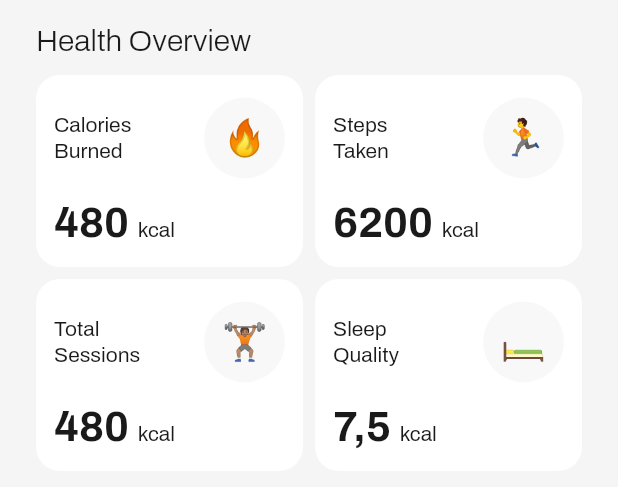
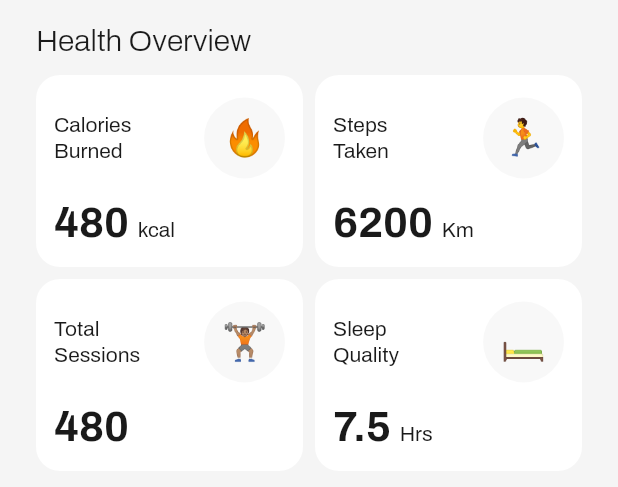
Before and after one commit to JustineUgo/fittrack_pro, a Flutter app: the HealthOverview widget shown alone on an empty page, opened directly, on a phone screen of 412 x 824 dp. Shown: the top 487 px of the screen. Run offline on Flutter 3.47's test engine with Material 3 defaults, Android fonts, the phone set to English and light mode, and no system bars; our stand-ins replace equatable, flutter_bloc, go_router, shared_preferences, video_player; accounts and stored records are empty; project files that could hold a hidden picture were left out.

Commit message:
ui: dashboard animation

```diff
--- a/lib/features/dashboard/presentation/pages/dashboard_screen.dart
+++ b/lib/features/dashboard/presentation/pages/dashboard_screen.dart
@@ -4,6 +4,7 @@ import 'package:fittrack_pro/features/dashboard/presentation/widgets/animated_fa
 import 'package:fittrack_pro/features/dashboard/presentation/widgets/dashboard_header.dart';
 import 'package:fittrack_pro/features/dashboard/presentation/widgets/excercises.dart';
 import 'package:fittrack_pro/features/dashboard/presentation/widgets/health_overview.dart';
+import 'package:fittrack_pro/features/dashboard/presentation/widgets/staggered_card.dart';
 import 'package:fittrack_pro/features/dashboard/presentation/widgets/workout_progress.dart';
 import 'package:flutter/material.dart';
 
@@ -30,7 +31,12 @@ class _DashboardScreenState extends State<DashboardScreen> {
                   backgroundColor: FitColor.greyBackground(context),
                   flexibleSpace: DashboardHeader(),
                 ),
-                SliverToBoxAdapter(child: WorkoutProgress()),
+                SliverToBoxAdapter(
+                  child: StaggeredCard(
+                    delay: 200,
+                    child: WorkoutProgress(),
+                  ),
+                ),
                 SliverAppBar(
                   pinned: orientation == Orientation.portrait,
                   expandedHeight: 350,
@@ -41,7 +47,10 @@ class _DashboardScreenState extends State<DashboardScreen> {
                 SliverToBoxAdapter(
                   child: Padding(
                     padding: EdgeInsets.symmetric(horizontal: xl),
-                    child: Excercises(),
+                    child: StaggeredCard(
+                      delay: 600,
+                      child: Excercises(),
+                    ),
                   ),
                 ),
               ],
--- a/lib/features/dashboard/presentation/widgets/health_overview.dart
+++ b/lib/features/dashboard/presentation/widgets/health_overview.dart
@@ -2,6 +2,7 @@ import 'package:fittrack_pro/core/theme/spacing.dart';
 import 'package:fittrack_pro/core/theme/style.dart';
 import 'package:fittrack_pro/features/dashboard/presentation/widgets/stat_card.dart';
 import 'package:flutter/cupertino.dart';
+import 'package:fittrack_pro/features/dashboard/presentation/widgets/staggered_card.dart'; // <- Import the animation wrapper
 
 class HealthOverview extends StatelessWidget {
   const HealthOverview({super.key});
@@ -21,33 +22,60 @@ class HealthOverview extends StatelessWidget {
               ).copyWith(fontWeight: FontWeight.w300),
             ),
             SizedBox(height: xs),
+
+            // First Row
             Row(
               children: [
-                              StatCard(
+                Expanded(
+                  child: StaggeredCard(
+                    delay: 100,
+                    child: StatCard(
                       title: "Calories\nBurned",
                       value: "480",
                       emojiText: "🔥",
                     ),
+                  ),
+                ),
                 SizedBox(width: xs),
-                              StatCard(
+                Expanded(
+                  child: StaggeredCard(
+                    delay: 200,
+                    child: StatCard(
                       title: "Steps\nTaken",
                       value: "6200",
                       emojiText: "🏃",
+                      unit: "Km",
+                    ),
+                  ),
                 ),
               ],
             ),
+
+            // Second Row
             Row(
               children: [
-                              StatCard(
+                Expanded(
+                  child: StaggeredCard(
+                    delay: 300,
+                    child: StatCard(
                       title: "Total\nSessions",
                       value: "480",
                       emojiText: "🏋🏽",
+                      unit: '',
+                    ),
+                  ),
                 ),
                 SizedBox(width: xs),
-                              StatCard(
+                Expanded(
+                  child: StaggeredCard(
+                    delay: 400,
+                    child: StatCard(
                       title: "Sleep\nQuality",
-                                value: "7,5",
+                      value: "7.5",
                       emojiText: "🛏️",
+                      unit: "Hrs",
+                    ),
+                  ),
                 ),
               ],
             ),
--- /dev/null
+++ b/lib/features/dashboard/presentation/widgets/staggered_card.dart
@@ -0,0 +1,67 @@
+
+import 'package:flutter/material.dart';
+
+class StaggeredCard extends StatefulWidget {
+  final Widget child;
+  final int delay; // milliseconds
+
+  const StaggeredCard({super.key, required this.child, required this.delay});
+
+  @override
+  State<StaggeredCard> createState() => _StaggeredCardState();
+}
+
+class _StaggeredCardState extends State<StaggeredCard>
+    with SingleTickerProviderStateMixin {
+  late AnimationController _controller;
+  late Animation<Offset> _offsetAnimation;
+  late Animation<double> _fadeAnimation;
+
+  @override
+  void initState() {
+    super.initState();
+
+    _controller = AnimationController(
+      duration: const Duration(milliseconds: 500),
+      vsync: this,
+    );
+
+    _offsetAnimation = Tween<Offset>(
+      begin: const Offset(0, 0.1),
+      end: Offset.zero,
+    ).animate(CurvedAnimation(
+      parent: _controller,
+      curve: Curves.easeOut,
+    ));
+
+    _fadeAnimation = Tween<double>(
+      begin: 0,
+      end: 1,
+    ).animate(CurvedAnimation(
+      parent: _controller,
+      curve: Curves.easeOut,
+    ));
+
+
+    Future.delayed(Duration(milliseconds: widget.delay), () {
+      if (mounted) _controller.forward();
+    });
+  }
+
+  @override
+  void dispose() {
+    _controller.dispose();
+    super.dispose();
+  }
+
+  @override
+  Widget build(BuildContext context) {
+    return FadeTransition(
+      opacity: _fadeAnimation,
+      child: SlideTransition(
+        position: _offsetAnimation,
+        child: widget.child,
+      ),
+    );
+  }
+}
--- a/lib/features/dashboard/presentation/widgets/stat_card.dart
+++ b/lib/features/dashboard/presentation/widgets/stat_card.dart
@@ -1,22 +1,69 @@
+import 'package:flutter/material.dart';
 import 'package:fittrack_pro/core/theme/color.dart';
 import 'package:fittrack_pro/core/theme/spacing.dart';
 import 'package:fittrack_pro/core/theme/style.dart';
-import 'package:flutter/material.dart';
 
-class StatCard extends StatelessWidget {
+class StatCard extends StatefulWidget {
   const StatCard({
     super.key,
     required this.title,
     required this.value,
     required this.emojiText,
+    this.unit = 'kcal', // optional unit suffix
   });
+
   final String title;
   final String value;
   final String emojiText;
+  final String unit;
+
+  @override
+  State<StatCard> createState() => _StatCardState();
+}
+
+class _StatCardState extends State<StatCard> with SingleTickerProviderStateMixin {
+  late AnimationController _controller;
+  late Animation<double> _countAnimation;
+
+  @override
+  void initState() {
+    super.initState();
+
+    double endValue = double.tryParse(widget.value.replaceAll(",", "")) ?? 0;
+
+    _controller = AnimationController(
+      vsync: this,
+      duration: const Duration(milliseconds: 1000),
+    );
+
+    _countAnimation = Tween<double>(begin: 0, end: endValue).animate(
+      CurvedAnimation(
+        parent: _controller,
+        curve: Curves.easeOut,
+      ),
+    );
+
+    _controller.forward();
+  }
+
+  @override
+  void dispose() {
+    _controller.dispose();
+    super.dispose();
+  }
+
+  String formatValue(double value) {
+    // Add comma for thousands, preserve decimals if any
+    if (value % 1 == 0) {
+      return value.toInt().toString();
+    } else {
+      return value.toStringAsFixed(1);
+    }
+  }
+
   @override
   Widget build(BuildContext context) {
-    return Expanded(
-      child: Container(
+    return Container(
       margin: EdgeInsets.only(bottom: xs),
       padding: EdgeInsets.all(s),
       decoration: BoxDecoration(
@@ -26,13 +73,13 @@ class StatCard extends StatelessWidget {
       child: Column(
         crossAxisAlignment: CrossAxisAlignment.start,
         children: [
+          /// Header row
           Row(
             mainAxisAlignment: MainAxisAlignment.spaceBetween,
             children: [
               Text(
-                  title,
+                widget.title,
                 textAlign: TextAlign.start,
-
                 style: FitStyle.b1(context).copyWith(height: 1.2),
               ),
               Container(
@@ -40,26 +87,34 @@ class StatCard extends StatelessWidget {
                 padding: EdgeInsets.all(s),
                 decoration: BoxDecoration(
                   shape: BoxShape.circle,
-                    color: FitColor.neutral(
-                      context,
-                    ).shade200.withValues(alpha: .3),
+                  color: FitColor.neutral(context).shade200.withValues(alpha: 0.3),
                 ),
-                  child: Text(emojiText, style: FitStyle.h5(context)),
+                child: Text(widget.emojiText, style: FitStyle.h5(context)),
               ),
             ],
           ),
+
           SizedBox(height: xs3),
-            RichText(
+
+          /// Animated Counter
+          AnimatedBuilder(
+            animation: _countAnimation,
+            builder: (context, child) {
+              return RichText(
                 text: TextSpan(
-                text: value,
+                  text: formatValue(_countAnimation.value),
                   style: FitStyle.h4(context),
                   children: [
-                  TextSpan(text: "  kcal", style: FitStyle.b1(context)),
-                ],
-              ),
+                    TextSpan(
+                      text: "  ${widget.unit}",
+                      style: FitStyle.b1(context),
                     ),
                   ],
                 ),
+              );
+            },
+          ),
+        ],
       ),
     );
   }
```
Lines whose indentation alone changed are shown as unchanged.
